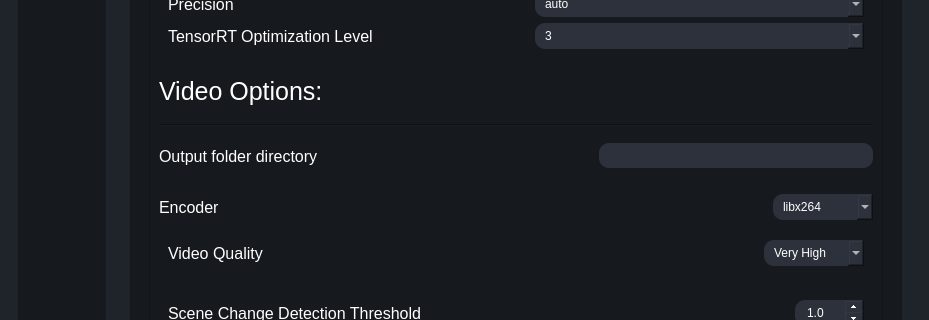
Old version of the form testRVEInterface.ui in the repository TNTwise/REAL-Video-Enhancer; both pictures show x 0 to 929 and y 138 to 458 of the 929 by 839 pixel window.
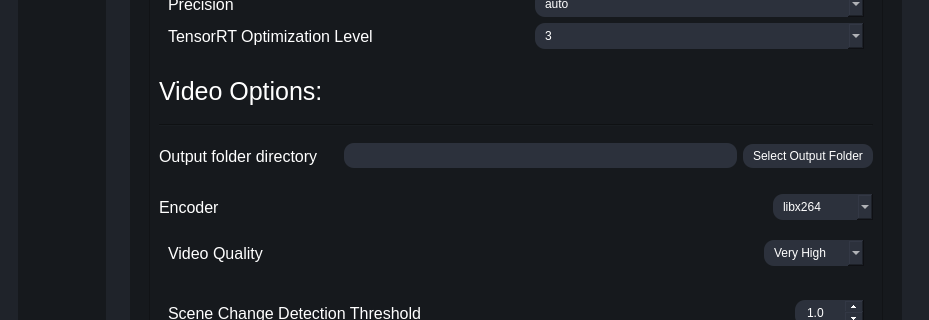
New version of the form. The open tabs and pages were chosen to show the change. Icons and pictures are not drawn.

Commit message: add output select dialog

The edit to the form file:
```diff
--- a/testRVEInterface.ui
+++ b/testRVEInterface.ui
@@ -1529,9 +1529,12 @@
                        <property name="orientation">
                         <enum>Qt::Orientation::Horizontal</enum>
                        </property>
+                       <property name="sizeType">
+                        <enum>QSizePolicy::Policy::Minimum</enum>
+                       </property>
                        <property name="sizeHint" stdset="0">
                         <size>
-                         <width>255</width>
+                         <width>20</width>
                          <height>20</height>
                         </size>
                        </property>
@@ -1547,6 +1550,13 @@
                        </property>
                       </widget>
                      </item>
+                     <item>
+                      <widget class="QPushButton" name="select_output_folder_location_btn">
+                       <property name="text">
+                        <string>Select Output Folder</string>
+                       </property>
+                      </widget>
+                     </item>
                     </layout>
                    </widget>
                   </item>
```
The commit also changes 2 other files.
